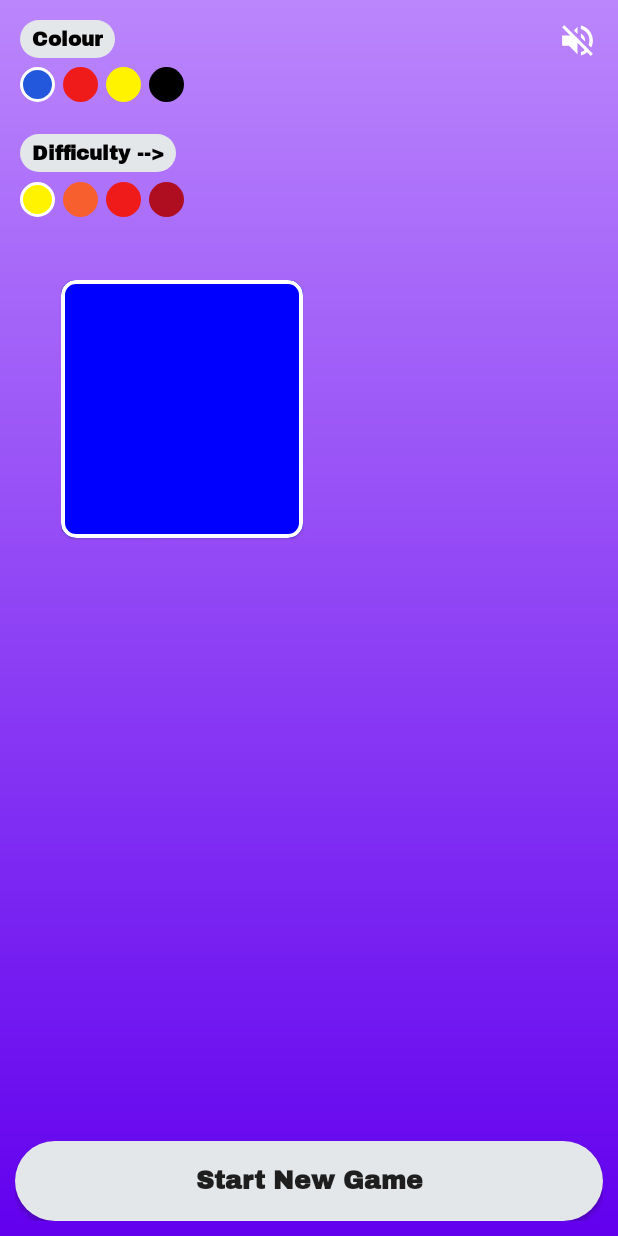
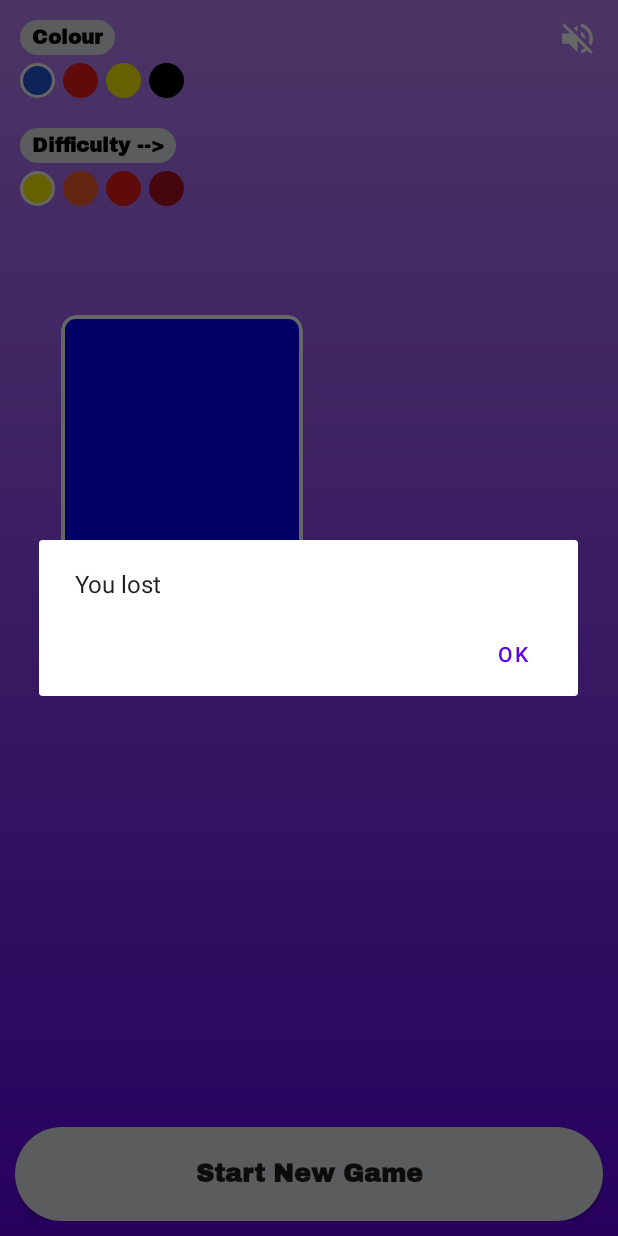
Before and after one commit to OmkarHub56/Shadeio, an Android app: the screen it shows after launch (MainActivity), after a tap on "TODO", on a phone screen of 412 x 824 dp. Run offline under Robolectric (Android 15) with nearby library versions, the phone set to English and light mode, and no system bars; our stand-ins replace sdp/ssp sizes; Roboto replaces fonts that are not available here; 2 other taps on this screen came first.

Commit message:
Added life hearts and auto start new game after winning or losing

```diff
--- a/app/src/main/java/com/nwsapp/shadeiojava/MainActivity.java
+++ b/app/src/main/java/com/nwsapp/shadeiojava/MainActivity.java
@@ -1,7 +1,10 @@
 package com.nwsapp.shadeiojava;
 
+import androidx.appcompat.app.AlertDialog;
 import androidx.appcompat.app.AppCompatActivity;
 
+import android.app.Dialog;
+import android.content.DialogInterface;
 import android.graphics.Color;
 import android.icu.text.UnicodeSetSpanner;
 import android.os.Bundle;
@@ -13,6 +16,7 @@ import android.view.ViewGroup;
 import android.widget.Button;
 import android.widget.GridView;
 import android.widget.ImageButton;
+import android.widget.ImageView;
 import android.widget.LinearLayout;
 import android.widget.TextView;
 
@@ -23,7 +27,7 @@ import java.util.Collections;
 import java.util.List;
 import java.util.Random;
 
-public class MainActivity extends AppCompatActivity implements View.OnClickListener {
+public class MainActivity extends AppCompatActivity implements View.OnClickListener,GameOverListener {
 
     // the four color selection buttons
     ImageButton blueColorSel;
@@ -61,6 +65,8 @@ public class MainActivity extends AppCompatActivity implements View.OnClickListe
     LinearLayout startGame;
 
     ImageButton sound_adjust;
+
+    LinearLayout heart_life;
     // utility purposes
     int screenWidth,screenHeight;
     float screenDensity;
@@ -73,6 +79,8 @@ public class MainActivity extends AppCompatActivity implements View.OnClickListe
         screenWidth = getResources().getDisplayMetrics().widthPixels;
         screenHeight=getResources().getDisplayMetrics().heightPixels;
         screenDensity=getResources().getDisplayMetrics().density;
+
+        heart_life=findViewById(R.id.heart_ll);
 
         blueColorSel=findViewById(R.id.blue_col);
         blueColorSel.getLayoutParams().width= (int) (screenHeight/35f);
@@ -166,6 +174,7 @@ public class MainActivity extends AppCompatActivity implements View.OnClickListe
         sortedColorList.clear();
         list.clear();
         colorsGridView.setNumColumns(currColCount);
+        heart_life.removeAllViews();
 
 //         just for testing color differentiation
 //         this shouldn't be deleted
@@ -185,29 +194,37 @@ public class MainActivity extends AppCompatActivity implements View.OnClickListe
 
 
         int numCount=currRowCount*currColCount;
+        int heart_count;
         int minDist;
         if(numCount==6){
             minDist=30;
+            heart_count=1;
             if(currSelColour==blackColorSel){
                 minDist=15;
             }
         }
         else if(numCount==15){
             minDist=15;
+            heart_count=2;
             if(currSelColour==blackColorSel){
                 minDist=9;
             }
         }
         else if(numCount==24){
             minDist=9;
+            heart_count=3;
             if(currSelColour==blackColorSel){
                 minDist=5;
+                heart_count=4;
             }
         }
         else{
+            pl("un","nkn");
             minDist=5;
+            heart_count=4;
             if(currSelColour==blackColorSel){
                 minDist=2;
+                heart_count=6;
             }
         }
 
@@ -303,7 +320,15 @@ public class MainActivity extends AppCompatActivity implements View.OnClickListe
             }
         }
 
-        gridAdapter=new MyGridAdapter(this,colorList,sortedColorList,currRowCount,currColCount,start_game_btn);
+        gridAdapter=new MyGridAdapter(this,
+                colorList,
+                sortedColorList,
+                currRowCount,
+                currColCount,
+                start_game_btn,
+                this,
+                heart_life,
+                heart_count);
         colorsGridView.setAdapter(gridAdapter);
 
     }
@@ -412,6 +437,39 @@ public class MainActivity extends AppCompatActivity implements View.OnClickListe
     public void pl(String tag,Object log){
         Log.i(tag,String.valueOf(log));
     }
+
+    @Override
+    public void gameOverWithWin() {
+        AlertDialog.Builder builder = new AlertDialog.Builder(this);
+        builder.setMessage("You won")
+                .setCancelable(false)
+                .setPositiveButton("OK", new DialogInterface.OnClickListener() {
+                    public void onClick(DialogInterface dialog, int id) {
+                        startNewGame(start_game_btn);
+                    }
+                });
+        AlertDialog alert = builder.create();
+        alert.show();
+    }
+
+    @Override
+    public void gameOverWithLose() {
+        AlertDialog.Builder builder = new AlertDialog.Builder(this);
+        builder.setMessage("You lost")
+                .setCancelable(false)
+                .setPositiveButton("OK", new DialogInterface.OnClickListener() {
+                    public void onClick(DialogInterface dialog, int id) {
+                        startNewGame(start_game_btn);
+                    }
+                });
+        AlertDialog alert = builder.create();
+        alert.show();
+    }
+}
+
+interface GameOverListener{
+    void gameOverWithLose();
+    void gameOverWithWin();
 }
 
 class MyCol{
--- a/app/src/main/java/com/nwsapp/shadeiojava/MyGridAdapter.java
+++ b/app/src/main/java/com/nwsapp/shadeiojava/MyGridAdapter.java
@@ -18,6 +18,8 @@ import android.widget.BaseAdapter;
 import android.widget.Button;
 import android.widget.GridView;
 import android.widget.ImageButton;
+import android.widget.ImageView;
+import android.widget.LinearLayout;
 import android.widget.Toast;
 
 import androidx.cardview.widget.CardView;
@@ -33,15 +35,31 @@ public class MyGridAdapter extends BaseAdapter implements View.OnClickListener {
     List<MyCol> listOfColor;
     List<MyCol> sortedListOfColor;
     Button start_game_btn;
+    GameOverListener gm;
+    LinearLayout heart_life;
+    int heart_count;
     int ptr=0;
-    public MyGridAdapter(Context context, List<MyCol> listOfColor, List<MyCol> sortedListOfColor, int rowCount, int colCount, Button start_game_btn){
+    public MyGridAdapter(Context context, List<MyCol> listOfColor, List<MyCol> sortedListOfColor, int rowCount, int colCount, Button start_game_btn, GameOverListener gm, LinearLayout heart_life,int heart_count){
         this.context=context;
         this.listOfColor=listOfColor;
         this.rowCount=rowCount;
         this.colCount=colCount;
         this.sortedListOfColor=sortedListOfColor;
         this.start_game_btn=start_game_btn;
+        this.gm=gm;
+        this.heart_life=heart_life;
+        this.heart_count=heart_count;
+
+        heartSetup();
     }
+
+    public void heartSetup(){
+        for(int i=0;i<heart_count;i++){
+            ImageView hrt= (ImageView) LayoutInflater.from(context).inflate(R.layout.heart_imageview,heart_life,false);
+            heart_life.addView(hrt);
+        }
+    }
+
 
     @Override
     public int getCount() {
@@ -52,7 +70,6 @@ public class MyGridAdapter extends BaseAdapter implements View.OnClickListener {
     public Object getItem(int i) {
         return listOfColor.get(i);
     }
-
     @Override
     public long getItemId(int i) {
         return 100;
@@ -63,13 +80,6 @@ public class MyGridAdapter extends BaseAdapter implements View.OnClickListener {
         MaterialCardView lf= (MaterialCardView) LayoutInflater.from(context).inflate(R.layout.one_grid_item,viewGroup,false);
         int width=context.getResources().getDisplayMetrics().widthPixels;
         lf.setStrokeWidth((int) (width/150f));
-        lf.setOnClickListener(new View.OnClickListener() {
-            @Override
-            public void onClick(View view) {
-                Log.i("str","idhar aya");
-                lf.setStrokeColor(Color.GREEN);
-            }
-        });
         lf.setTag(i);
 
         new Handler().postDelayed(new Runnable() {
@@ -138,6 +148,14 @@ public class MyGridAdapter extends BaseAdapter implements View.OnClickListener {
             anim.setFillAfter(true); // Needed to keep the result of the animation
             anim.setDuration(1000);
             cv.startAnimation(anim);
+            if(ptr==colCount*rowCount){
+                new Handler().postDelayed(new Runnable() {
+                    @Override
+                    public void run() {
+                        gm.gameOverWithWin();
+                    }
+                },500);
+            }
         }
         else{
             Log.i("het","yu");
@@ -169,6 +187,13 @@ public class MyGridAdapter extends BaseAdapter implements View.OnClickListener {
             }
             Toast.makeText(context, "The inv is wrong", Toast.LENGTH_SHORT).show();
 
+            heart_life.removeViewAt(0);
+            heart_life.addView(LayoutInflater.from(context).inflate(R.layout.empty_heart_imageview,heart_life,false));
+            heart_count--;
+            if(heart_count==0){
+                heart_life.removeAllViews();
+                gm.gameOverWithLose();
+            }
         }
     }
 }
--- a/app/src/main/res/layout/activity_main.xml
+++ b/app/src/main/res/layout/activity_main.xml
@@ -164,6 +164,14 @@
 
         </LinearLayout>
 
+        <LinearLayout
+            android:id="@+id/heart_ll"
+            android:layout_width="match_parent"
+            android:layout_height="0dp"
+            android:layout_marginTop="4dp"
+            android:layout_weight="1.2"
+            android:orientation="horizontal" />
+
     </LinearLayout>
 
     <GridView
@@ -174,7 +182,7 @@
         android:layout_marginTop="10dp"
         android:layout_marginEnd="20dp"
         android:layout_marginBottom="20dp"
-        android:layout_weight="20"
+        android:layout_weight="16"
         android:gravity="center"
         android:horizontalSpacing="10dp"
         android:numColumns="4"
```
Also changed, not shown: app/src/main/res/layout/empty_heart_imageview.xml (added, +10 -0 lines), app/src/main/res/layout/heart_imageview.xml (added, +10 -0 lines), app/src/main/res/drawable-v24/pixel_empty_heart_icon.png (added), app/src/main/res/drawable-v24/pixel_heart_icon.png (added).
